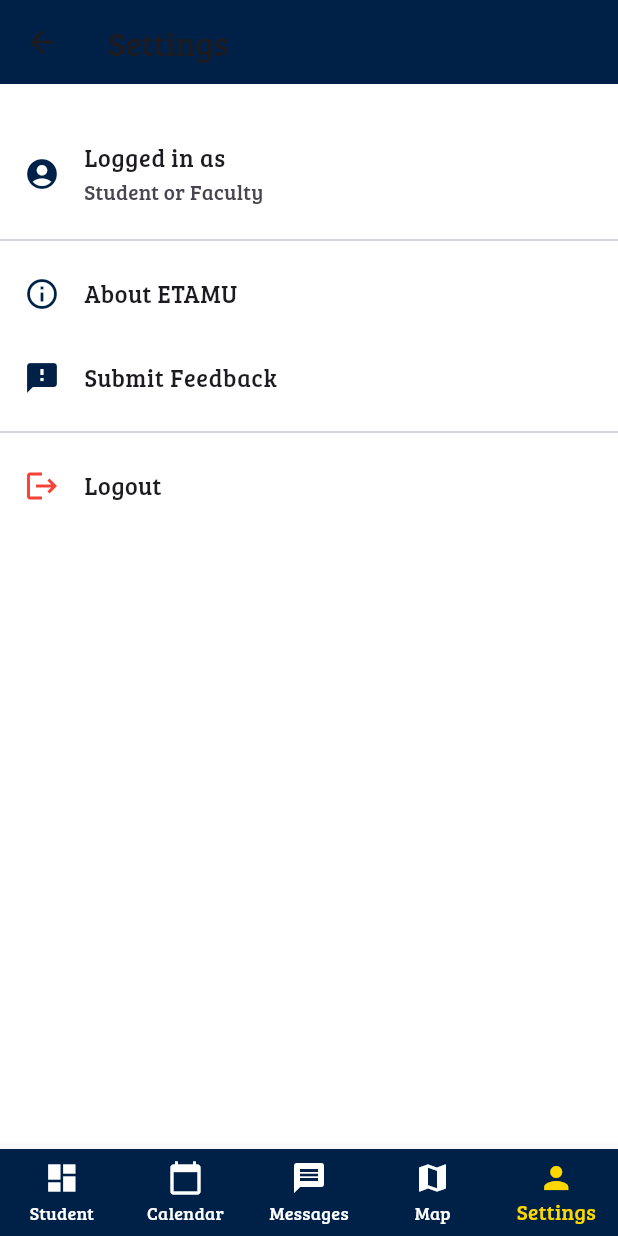
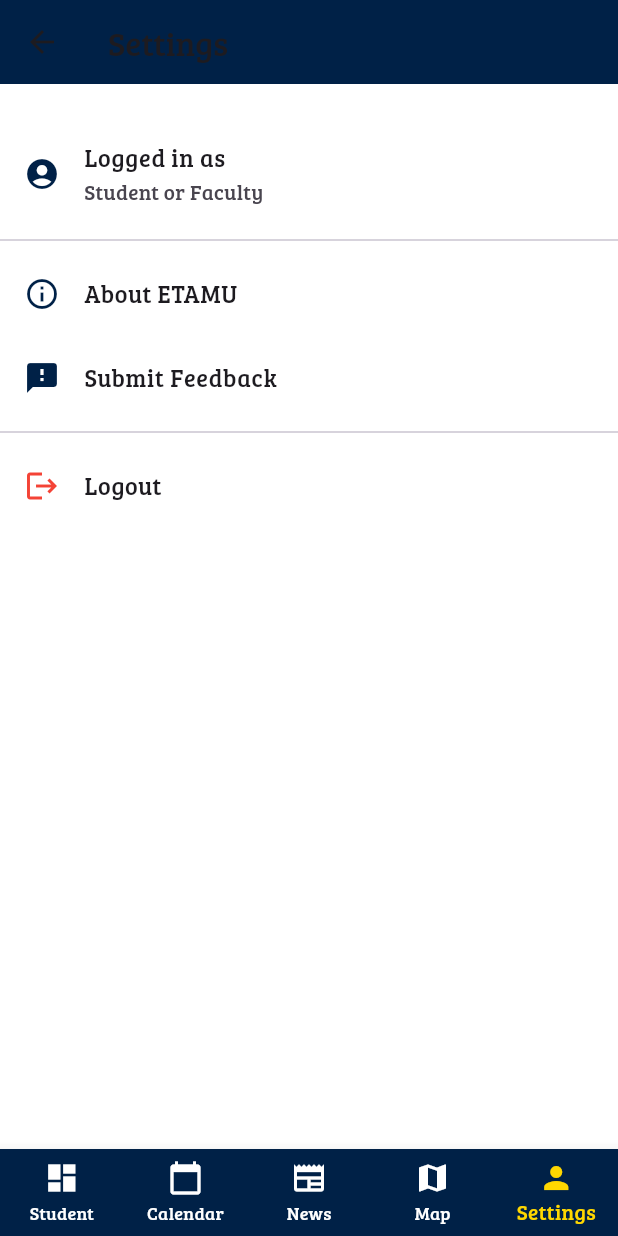
Before and after one commit to kingct19/ETAMU-All-in-One, a Flutter app: the Home screen opened by its route, item 5 of the bottom bar chosen, on a phone screen of 412 x 824 dp. Run offline on Flutter 3.47's test engine with Material 3 defaults, Android fonts, the phone set to English and light mode, and no system bars; our stand-ins replace firebase_auth, firebase_core, flutter_local_notifications, google_fonts, shared_preferences, table_calendar and 2 more; missing offline and left inert: android_intent_plus, icalendar_parser; accounts and stored records are empty.

Commit message:
UI fixes

```diff
--- a/etamu_all_in_one/lib/screens/guest_home.dart
+++ b/etamu_all_in_one/lib/screens/guest_home.dart
@@ -4,7 +4,6 @@ import 'guest_menu.dart';
 import '../widgets/campus_map.dart';
 import '../widgets/messages_tab.dart';
 import '../widgets/role_selection_page.dart';
-import '../widgets/guest_webview.dart';
 
 class GuestHomePage extends StatefulWidget {
   const GuestHomePage({super.key});
@@ -38,7 +37,7 @@ class _GuestHomePageState extends State<GuestHomePage> {
         items: const [
           BottomNavigationBarItem(icon: Icon(Icons.home), label: 'Home'),
           BottomNavigationBarItem(icon: Icon(Icons.menu), label: 'Menu'),
-          BottomNavigationBarItem(icon: Icon(Icons.message), label: 'Messages'),
+          BottomNavigationBarItem(icon: Icon(Icons.newspaper), label: 'News'),
           BottomNavigationBarItem(icon: Icon(Icons.map), label: 'Map'),
           BottomNavigationBarItem(icon: Icon(Icons.person), label: 'Role'),
         ],
--- a/etamu_all_in_one/lib/screens/guest_menu.dart
+++ b/etamu_all_in_one/lib/screens/guest_menu.dart
@@ -1,6 +1,5 @@
 import 'package:flutter/material.dart';
 import '../widgets/guest_webview.dart';
-import '../theme.dart';
 
 class GuestMenuTab extends StatefulWidget {
   const GuestMenuTab({super.key});
--- a/etamu_all_in_one/lib/screens/home.dart
+++ b/etamu_all_in_one/lib/screens/home.dart
@@ -1,5 +1,4 @@
 import 'dart:async';
-import 'package:etamu_all_in_one/widgets/role_picker.dart';
 import 'package:flutter/material.dart';
 import 'package:flutter/scheduler.dart';
 import 'package:firebase_auth/firebase_auth.dart';
@@ -122,8 +121,8 @@ class _HomeState extends State<Home> with WidgetsBindingObserver {
               label: 'Calendar',
             ),
             const BottomNavigationBarItem(
-              icon: Icon(Icons.message),
-              label: 'Messages',
+              icon: Icon(Icons.newspaper),
+              label: 'News',
             ),
             const BottomNavigationBarItem(icon: Icon(Icons.map), label: 'Map'),
             BottomNavigationBarItem(
--- a/etamu_all_in_one/lib/widgets/settings_page.dart
+++ b/etamu_all_in_one/lib/widgets/settings_page.dart
@@ -54,7 +54,6 @@ class SettingsPage extends StatelessWidget {
   @override
   Widget build(BuildContext context) {
     const Color primary = Color(0xFF002147);
-    const Color secondary = Color(0xFFFFD700);
 
     return Scaffold(
       appBar: AppBar(title: const Text('Settings'), backgroundColor: primary),
```
